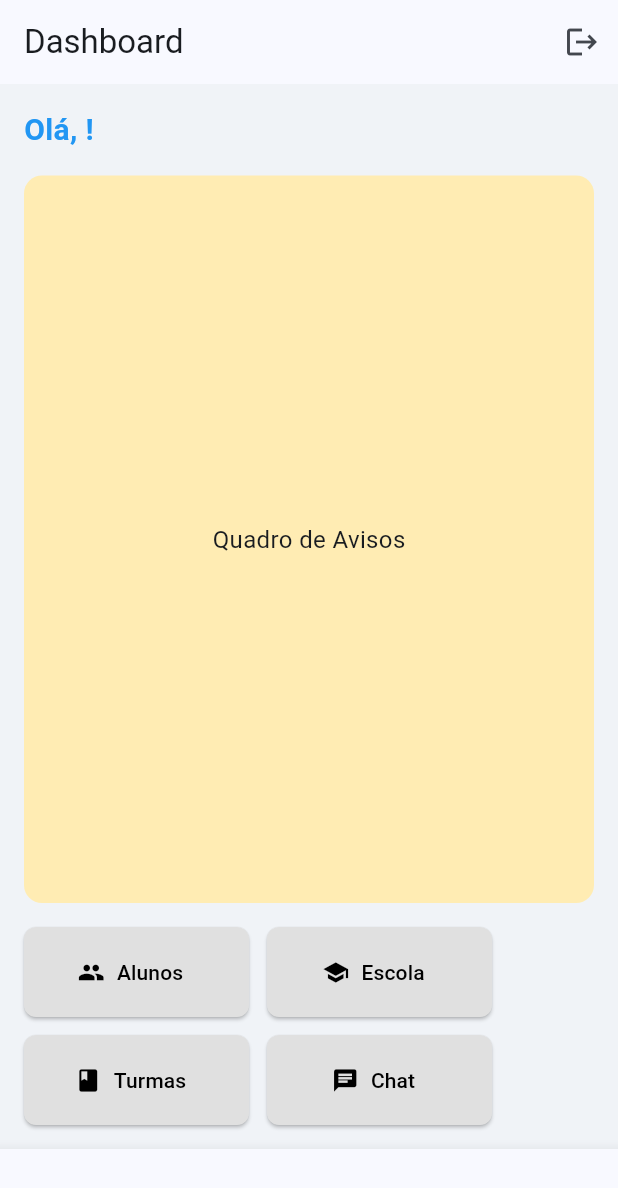
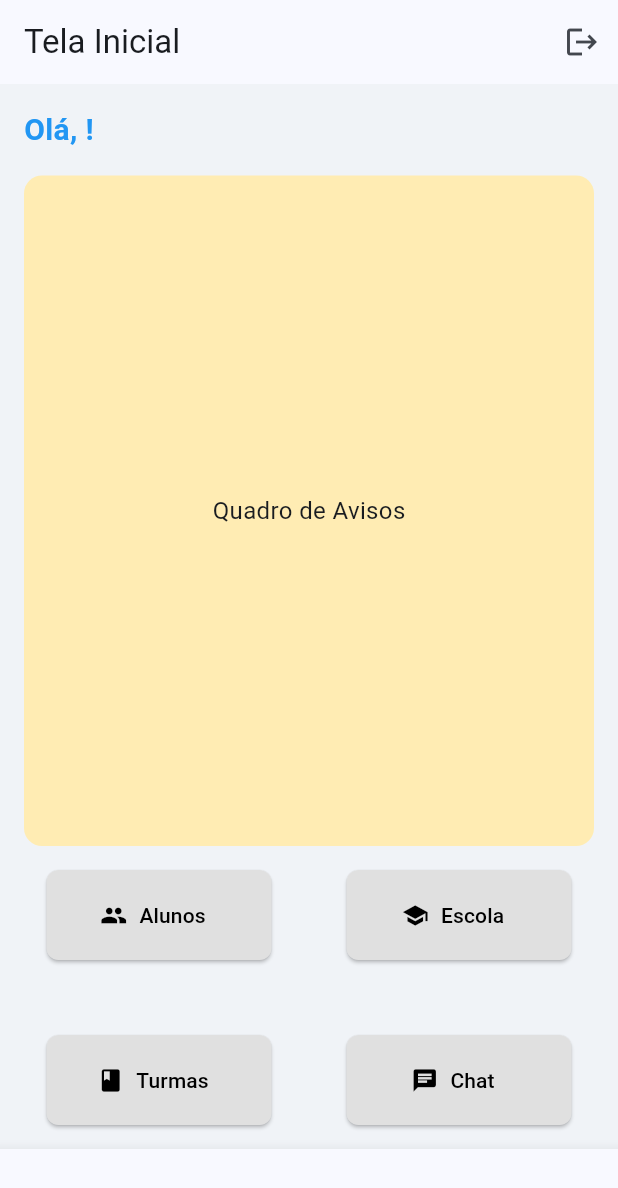
Before and after one commit to Dev-Sphere-Enterprise/FamiliaEscolaApp, a Flutter app: the screen it shows once a user with an empty profile is signed in, on a phone screen of 412 x 824 dp. Shown: the top 1188 px of the screen. Run offline on Flutter 3.47's test engine with Material 3 defaults, Android fonts, the light colour scheme and no system bars; our stand-ins replace cloud_firestore, firebase_auth, firebase_core; accounts and stored records are empty.

Commit message:
Ajustando tela inicial depois do login

```diff
--- a/lib/auth_gate.dart
+++ b/lib/auth_gate.dart
@@ -24,7 +24,7 @@ class AuthGate extends StatelessWidget {
 
         return FutureBuilder<DocumentSnapshot>(
           future: FirebaseFirestore.instance
-              .collection('users')
+              .collection('users') // <- nome correto da coleção
               .doc(snapshot.data!.uid)
               .get(),
           builder: (context, userSnapshot) {
@@ -41,8 +41,8 @@ class AuthGate extends StatelessWidget {
             }
 
             final userData = userSnapshot.data!.data() as Map<String, dynamic>;
-            final nome = userData['nome'] ?? 'Usuário';
-            final tipoPerfil = userData['tipoPerfil'] ?? 'Responsável';
+            final nome = userData['name'] ?? 'Usuário'; // <- campo certo
+            final tipoPerfil = userData['role'] ?? 'responsavel'; // <- campo certo
 
             return HomePage(
               nomeUsuario: nome,
--- a/lib/main.dart
+++ b/lib/main.dart
@@ -35,11 +35,6 @@
 class AuthGate extends StatelessWidget {
   const AuthGate({super.key});
 
-  Future<Map<String, dynamic>?> _buscarDadosUsuario(String uid) async {
-    final doc = await FirebaseFirestore.instance.collection('usuarios').doc(uid).get();
-    return doc.data();
-  }
-
   @override
   Widget build(BuildContext context) {
     return StreamBuilder<User?>(
@@ -51,10 +46,15 @@
           );
         }
 
-        if (snapshot.hasData) {
-          final user = snapshot.data!;
-          return FutureBuilder<Map<String, dynamic>?>(
-            future: _buscarDadosUsuario(user.uid),
+        if (!snapshot.hasData) {
+          return const LoginPage();
+        }
+
+        return FutureBuilder<DocumentSnapshot>(
+          future: FirebaseFirestore.instance
+              .collection('users') // <- nome correto da coleção
+              .doc(snapshot.data!.uid)
+              .get(),
           builder: (context, userSnapshot) {
             if (userSnapshot.connectionState == ConnectionState.waiting) {
               return const Scaffold(
@@ -62,23 +62,23 @@
               );
             }
 
-              if (userSnapshot.hasError || !userSnapshot.hasData) {
+            if (!userSnapshot.hasData || !userSnapshot.data!.exists) {
               return const Scaffold(
-                  body: Center(child: Text('Erro ao carregar dados do usuário')),
+                body: Center(child: Text("Erro: dados do usuário não encontrados")),
               );
             }
 
-              final dados = userSnapshot.data!;
+            final userData = userSnapshot.data!.data() as Map<String, dynamic>;
+            final nome = userData['name'] ?? 'Usuário'; // <- campo certo
+            final tipoPerfil = userData['role'] ?? 'responsavel'; // <- campo certo
+
             return HomePage(
-                nomeUsuario: dados['nome'] ?? 'Usuário',
-                tipoPerfil: dados['perfil'] ?? 'Desconhecido',
+              nomeUsuario: nome,
+              tipoPerfil: tipoPerfil,
+            );
+          },
         );
       },
     );
   }
-
-        return const LoginPage();
-      },
-    );
 }
-}
--- a/lib/pages/home_page.dart
+++ b/lib/pages/home_page.dart
@@ -18,7 +18,7 @@ class HomePage extends StatelessWidget {
     return Scaffold(
       backgroundColor: const Color(0xFFF0F3F7),
       appBar: AppBar(
-        title: Text("Dashboard $tipoPerfil"),
+        title: Text("Tela Inicial"),
         actions: [
           IconButton(
             icon: const Icon(Icons.logout),
@@ -61,9 +61,10 @@ class HomePage extends StatelessWidget {
             const SizedBox(height: 16),
 
             // Botões de Atalho
-            Wrap(
-              spacing: 12,
-              runSpacing: 12,
+            Center(
+              child: Wrap(
+                spacing: 50,
+                runSpacing: 50,
                 children: [
                   _menuButton("Alunos", Icons.people, () {}),
                   _menuButton("Escola", Icons.school, () {}),
@@ -71,6 +72,7 @@ class HomePage extends StatelessWidget {
                   _menuButton("Chat", Icons.chat, () {}),
                 ],
               ),
+            )
           ],
         ),
       ),
```
Lines whose indentation alone changed are shown as unchanged.
